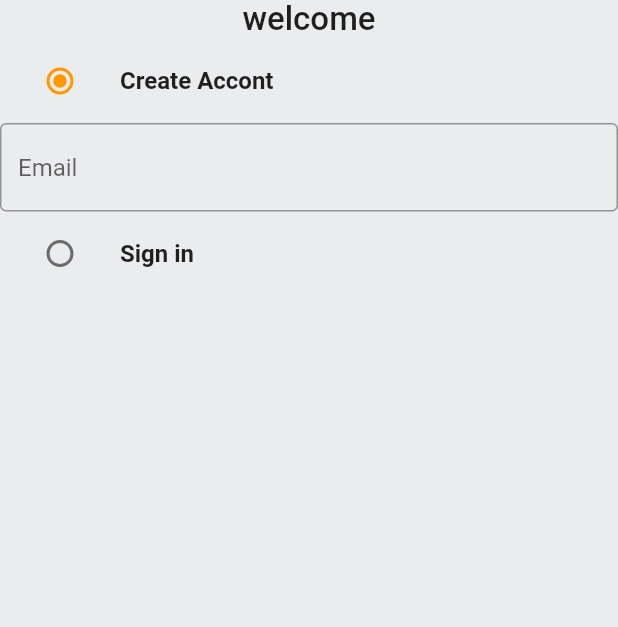
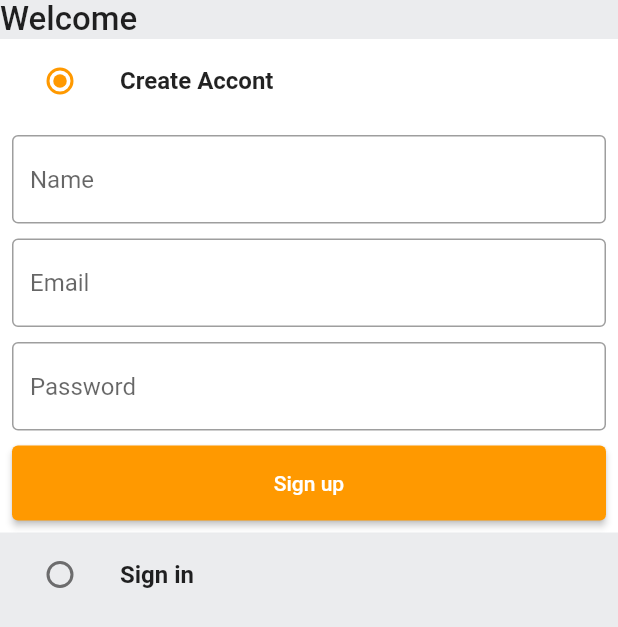
Before and after one commit to vanvans03-def/kmutnb_project, a Flutter app: the screen it shows after launch, on a phone screen of 412 x 824 dp. Shown: the top 627 px of the screen. Run offline on Flutter 3.47's test engine with Material 2 defaults, Android fonts, the phone set to English and light mode, and no system bars; missing offline and left inert: dart:html.

Commit message:
auth service

```diff
--- /dev/null
+++ b/lib/common/widgets/customer_button.dart
@@ -0,0 +1,18 @@
+import 'package:flutter/material.dart';
+
+class CustomButton extends StatelessWidget {
+  final String text;
+  final VoidCallback onTap;
+
+  const CustomButton({super.key, required this.text, required this.onTap});
+
+  @override
+  Widget build(BuildContext context) {
+    return ElevatedButton(
+        child: Text(text),
+        onPressed: onTap,
+        style: ElevatedButton.styleFrom(
+          minimumSize: const Size(double.infinity, 50),
+        ));
+  }
+}
--- a/lib/features/auth/screens/auth_screen.dart
+++ b/lib/features/auth/screens/auth_screen.dart
@@ -1,5 +1,6 @@
 import 'package:flutter/material.dart';
 import 'package:kmutnb_project/common/widgets/custom_textfield.dart';
+import 'package:kmutnb_project/common/widgets/customer_button.dart';
 import 'package:kmutnb_project/constants/global_variables.dart';
 
 enum Auth {
@@ -38,15 +39,19 @@ class _AuthScreenState extends State<AuthScreen> {
       backgroundColor: GlobalVariables.greyBackgroundCOlor,
       body: SafeArea(
         child: Column(
+          crossAxisAlignment: CrossAxisAlignment.start,
           children: [
             const Text(
-              "welcome",
+              "Welcome",
               style: TextStyle(
                 fontSize: 22,
                 fontWeight: FontWeight.w500,
               ),
             ),
             ListTile(
+              tileColor: _auth == Auth.signup
+                  ? GlobalVariables.backgroundColor
+                  : GlobalVariables.greyBackgroundCOlor,
               title: const Text(
                 'Create Accont',
                 style: TextStyle(
@@ -65,15 +70,40 @@ class _AuthScreenState extends State<AuthScreen> {
               ),
             ),
             if (_auth == Auth.signup)
-              Form(
+              Container(
+                padding: const EdgeInsetsDirectional.all(8),
+                color: GlobalVariables.backgroundColor,
+                child: Form(
                   key: _signUpFormKey,
                   child: Column(
                     children: [
                       CustomTextField(
+                        controller: _nameController,
+                        hintText: 'Name',
+                      ),
+                      const SizedBox(
+                        height: 10,
+                      ),
+                      CustomTextField(
                         controller: _emailController,
                         hintText: 'Email',
                       ),
+                      const SizedBox(
+                        height: 10,
+                      ),
+                      CustomTextField(
+                        controller: _passwordController,
+                        hintText: 'Password',
+                      ),
+                      const SizedBox(
+                        height: 10,
+                      ),
+                      CustomButton(
+                        text: 'Sign up',
+                        onTap: () {},
+                      ),
                     ],
+                  ),
                 ),
               ),
             ListTile(
@@ -94,6 +124,36 @@ class _AuthScreenState extends State<AuthScreen> {
                 },
               ),
             ),
+            if (_auth == Auth.signin)
+              Container(
+                padding: const EdgeInsetsDirectional.all(8),
+                color: GlobalVariables.backgroundColor,
+                child: Form(
+                  key: _signUpFormKey,
+                  child: Column(
+                    children: [
+                      CustomTextField(
+                        controller: _emailController,
+                        hintText: 'Email',
+                      ),
+                      const SizedBox(
+                        height: 10,
+                      ),
+                      CustomTextField(
+                        controller: _passwordController,
+                        hintText: 'Password',
+                      ),
+                      const SizedBox(
+                        height: 10,
+                      ),
+                      CustomButton(
+                        text: 'Sign in',
+                        onTap: () {},
+                      ),
+                    ],
+                  ),
+                ),
+              ),
           ],
         ),
       ),
```
Also changed, not shown: lib/constants/error_handling.dart (added, +26 -0 lines), lib/features/auth/services/auth_service.dart (added, +34 -0 lines), lib/models/user.dart (added, +40 -0 lines), pubspec.yaml (+12 -0 lines), pubspec.lock. Lines whose indentation alone changed are shown as unchanged.
